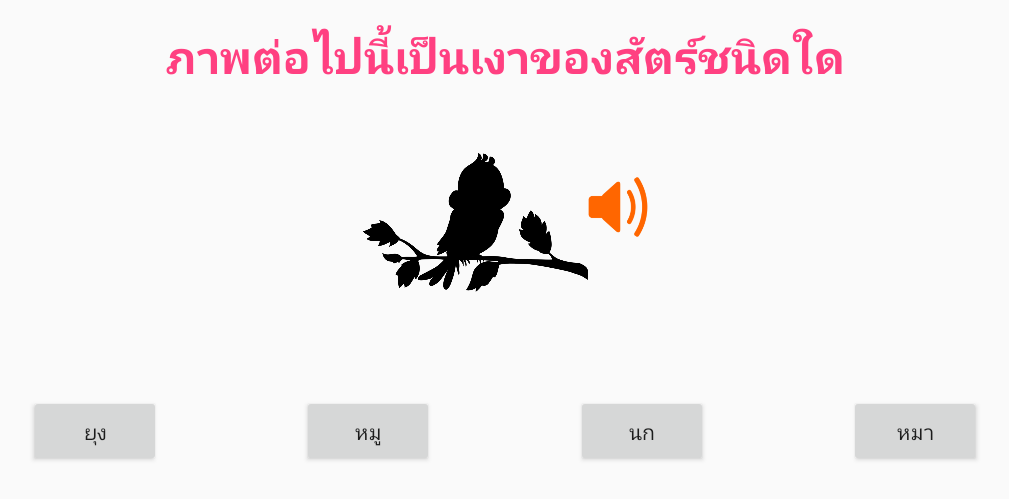
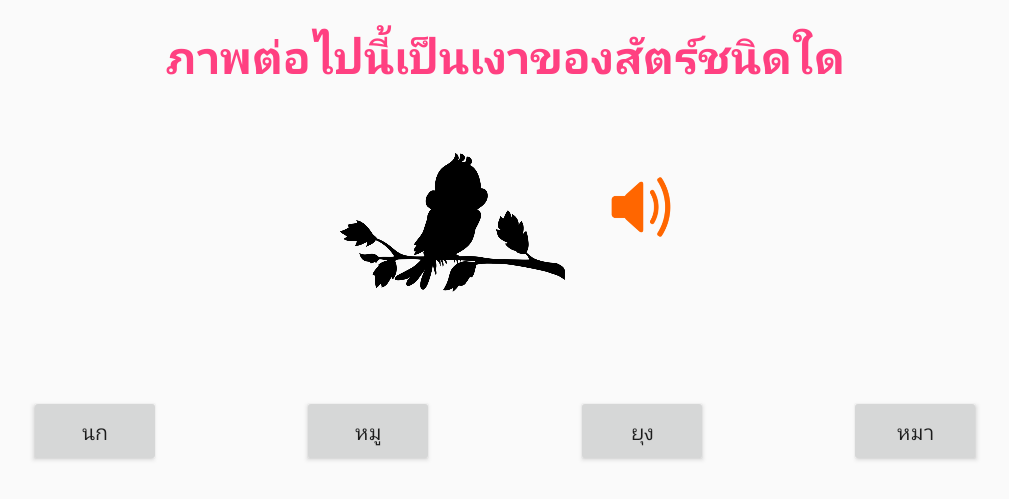
Before and after one commit to sitta241138/AnimalForFun, an Android app: the screen it shows after launch (Game), on a phone screen of 824 x 412 dp (held sideways). Shown: the top 499 px of the screen, without its empty margins (113-1122 px from the left). Run offline under Robolectric (Android 15) with nearby library versions, the phone set to English and light mode, and no system bars.

Commit message:
Game complete

```diff
--- a/app/src/main/res/layout/activity_game.xml
+++ b/app/src/main/res/layout/activity_game.xml
@@ -9,81 +9,83 @@
     tools:context="sdu.sitta.animalforfun.Game">
 
     <TextView
+        android:id="@+id/textView"
         android:layout_width="wrap_content"
         android:layout_height="wrap_content"
+        android:layout_marginTop="@dimen/my_margin"
         android:text="@string/question"
         android:textColor="@color/colorAccent"
+        android:textSize="@dimen/h1"
         android:textStyle="bold"
-        android:textSize="@dimen/h1"
-        app:layout_constraintTop_toTopOf="parent"
-        android:layout_marginTop="@dimen/my_margin"
+        app:layout_constraintLeft_toLeftOf="parent"
         app:layout_constraintRight_toRightOf="parent"
-        app:layout_constraintLeft_toLeftOf="parent"
-        android:id="@+id/textView" />
+        app:layout_constraintTop_toTopOf="parent" />
 
     <ImageView
         android:id="@+id/imvQuestion"
-        android:layout_width="150dp"
-        android:layout_height="150dp"
-        app:srcCompat="@drawable/bird_02"
+        android:layout_width="@dimen/my_image"
+        android:layout_height="@dimen/my_image"
+        android:layout_marginTop="@dimen/my_margin"
+        android:layout_marginRight="@dimen/my_margin"
+        app:layout_constraintHorizontal_chainStyle="packed"
+        app:layout_constraintLeft_toLeftOf="parent"
+        app:layout_constraintRight_toLeftOf="@+id/image_volume"
         app:layout_constraintTop_toBottomOf="@+id/textView"
-        app:layout_constraintRight_toLeftOf="@+id/image_volume"
-        app:layout_constraintLeft_toLeftOf="parent"
-        app:layout_constraintHorizontal_chainStyle="packed"
-        android:layout_marginTop="@dimen/my_margin"/>
+        app:srcCompat="@drawable/bird_02" />
 
     <ImageButton
         android:id="@+id/image_volume"
         android:layout_width="40dp"
         android:layout_height="40dp"
-        app:srcCompat="@drawable/volume"
-        android:scaleType="fitCenter"
+        android:layout_marginTop="60dp"
+        android:layout_marginLeft="@dimen/my_margin"
         android:background="@null"
         android:onClick="playsound"
+        android:scaleType="fitCenter"
         app:layout_constraintLeft_toRightOf="@+id/imvQuestion"
         app:layout_constraintRight_toRightOf="parent"
-        android:layout_marginTop="60dp"
-        app:layout_constraintTop_toBottomOf="@+id/textView" />
+        app:layout_constraintTop_toBottomOf="@+id/textView"
+        app:srcCompat="@drawable/volume" />
 
 
     <Button
         android:id="@+id/btn1"
         android:layout_width="wrap_content"
         android:layout_height="wrap_content"
+        android:layout_marginTop="40dp"
+        android:onClick="choiceAns"
         app:layout_constraintLeft_toLeftOf="parent"
-        app:layout_constraintTop_toBottomOf="@+id/imvQuestion"
         app:layout_constraintRight_toLeftOf="@+id/btn2"
-        android:layout_marginTop="40dp"
-        android:onClick="choiceAns"/>
+        app:layout_constraintTop_toBottomOf="@+id/imvQuestion" />
 
     <Button
         android:id="@+id/btn2"
         android:layout_width="wrap_content"
         android:layout_height="wrap_content"
-        app:layout_constraintTop_toBottomOf="@+id/imvQuestion"
+        android:layout_marginTop="40dp"
+        android:onClick="choiceAns"
         app:layout_constraintLeft_toRightOf="@+id/btn1"
         app:layout_constraintRight_toLeftOf="@+id/btn3"
-        android:layout_marginTop="40dp"
-        android:onClick="choiceAns"/>
+        app:layout_constraintTop_toBottomOf="@+id/imvQuestion" />
 
     <Button
         android:id="@+id/btn3"
         android:layout_width="wrap_content"
         android:layout_height="wrap_content"
-        app:layout_constraintTop_toBottomOf="@+id/imvQuestion"
+        android:layout_marginTop="40dp"
+        android:onClick="choiceAns"
         app:layout_constraintLeft_toRightOf="@+id/btn2"
         app:layout_constraintRight_toLeftOf="@+id/btn4"
-        android:layout_marginTop="40dp"
-        android:onClick="choiceAns"/>
+        app:layout_constraintTop_toBottomOf="@+id/imvQuestion" />
 
     <Button
         android:id="@+id/btn4"
         android:layout_width="wrap_content"
         android:layout_height="wrap_content"
-        app:layout_constraintTop_toBottomOf="@+id/imvQuestion"
+        android:layout_marginTop="40dp"
+        android:onClick="choiceAns"
         app:layout_constraintLeft_toRightOf="@+id/btn3"
         app:layout_constraintRight_toRightOf="parent"
-        android:layout_marginTop="40dp"
-        android:onClick="choiceAns"/>
+        app:layout_constraintTop_toBottomOf="@+id/imvQuestion" />
 
 </android.support.constraint.ConstraintLayout>
```
Also changed, not shown: app/src/main/java/sdu/sitta/animalforfun/Game.java (+188 -10 lines).
